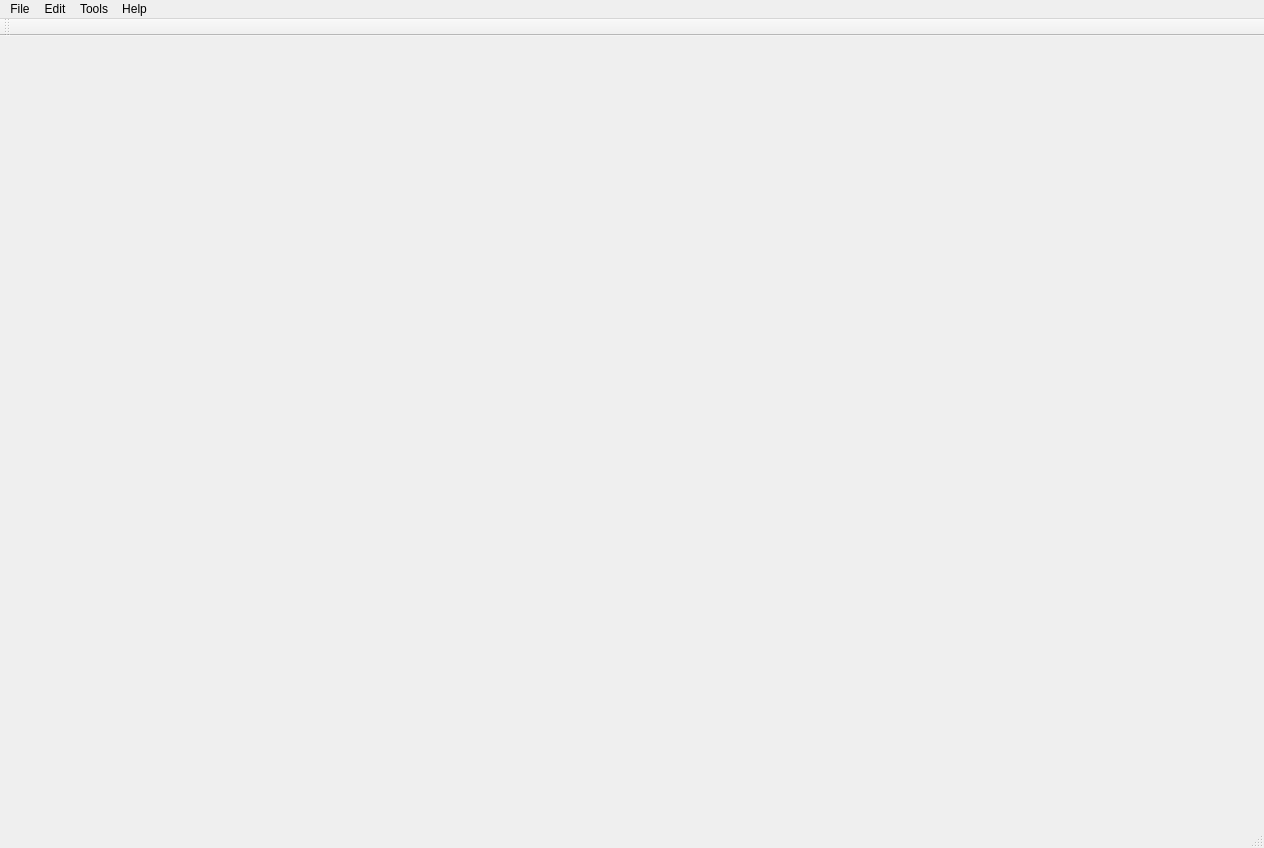
Before: the Qt Designer form qt/qt_gui/mainwindow.ui in danichmur/rrdtool, drawn with Qt 5.
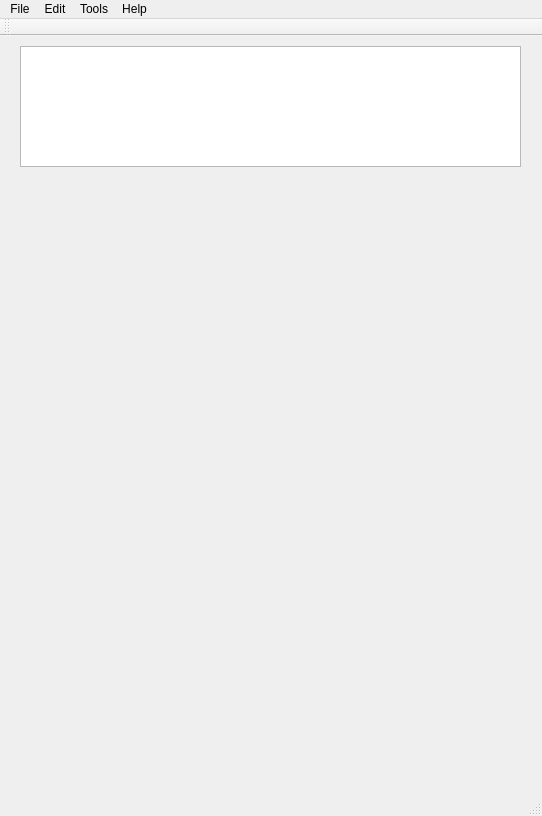
After: the same form once the commit is applied.

Patch:
```diff
--- a/qt/qt_gui/mainwindow.ui
+++ b/qt/qt_gui/mainwindow.ui
@@ -6,20 +6,37 @@
    <rect>
     <x>0</x>
     <y>0</y>
-    <width>1264</width>
-    <height>848</height>
+    <width>542</width>
+    <height>816</height>
    </rect>
   </property>
   <property name="windowTitle">
    <string>MainWindow</string>
   </property>
-  <widget class="QWidget" name="centralWidget"/>
+  <widget class="QWidget" name="centralWidget">
+   <widget class="QTextBrowser" name="textBrowser">
+    <property name="geometry">
+     <rect>
+      <x>20</x>
+      <y>10</y>
+      <width>501</width>
+      <height>121</height>
+     </rect>
+    </property>
+    <property name="autoFillBackground">
+     <bool>false</bool>
+    </property>
+    <property name="readOnly">
+     <bool>true</bool>
+    </property>
+   </widget>
+  </widget>
   <widget class="QMenuBar" name="menuBar">
    <property name="geometry">
     <rect>
      <x>0</x>
      <y>0</y>
-     <width>1264</width>
+     <width>542</width>
      <height>30</height>
     </rect>
    </property>
```
